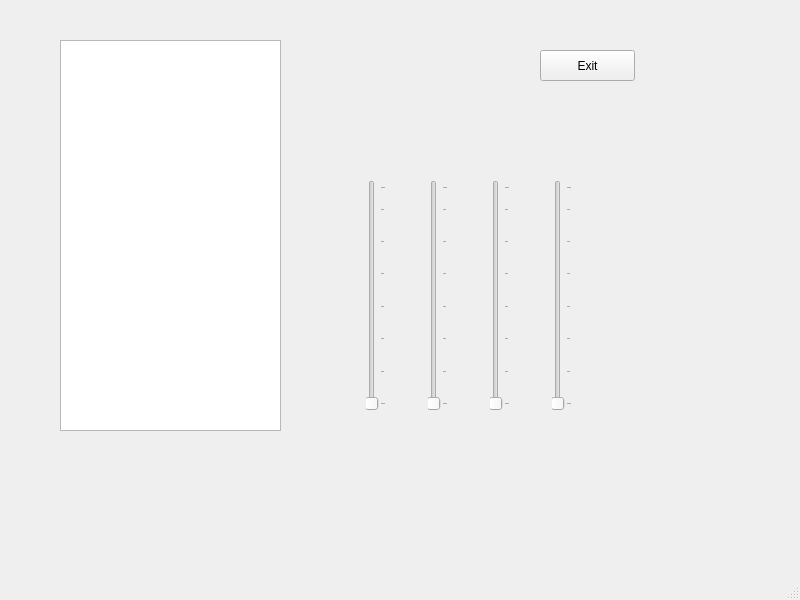
The window that control/control.ui (jgrahsl/stereovision) describes before a commit, drawn with Qt 5.
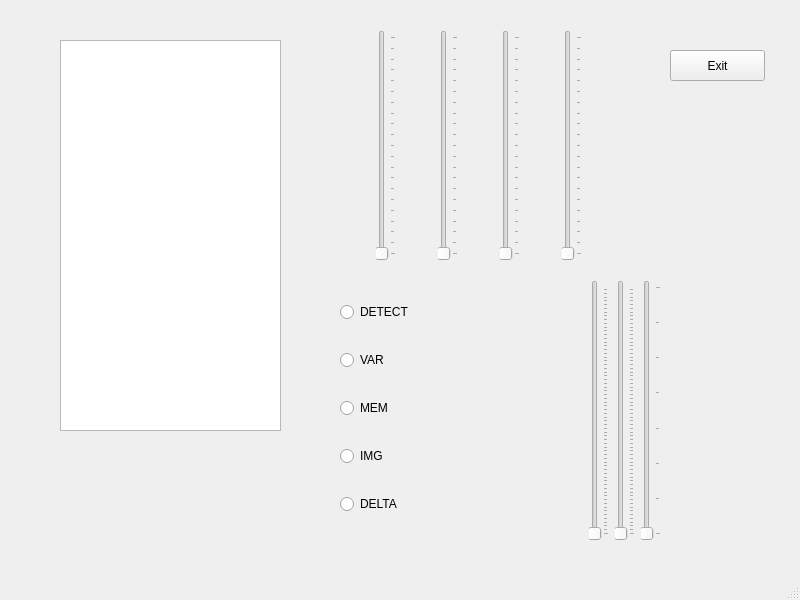
The same window after the commit.

Patch:
```diff
--- a/control/control.ui
+++ b/control/control.ui
@@ -30,7 +30,7 @@
    <widget class="QPushButton" name="pushButton_exit">
     <property name="geometry">
      <rect>
-      <x>540</x>
+      <x>670</x>
       <y>50</y>
       <width>95</width>
       <height>31</height>
@@ -43,8 +43,8 @@
    <widget class="QWidget" name="horizontalLayoutWidget">
     <property name="geometry">
      <rect>
-      <x>330</x>
-      <y>180</y>
+      <x>340</x>
+      <y>30</y>
       <width>281</width>
       <height>231</height>
      </rect>
@@ -71,7 +71,7 @@
         <enum>QSlider::TicksBelow</enum>
        </property>
        <property name="tickInterval">
-        <number>3</number>
+        <number>1</number>
        </property>
       </widget>
      </item>
@@ -96,7 +96,7 @@
         <enum>QSlider::TicksBelow</enum>
        </property>
        <property name="tickInterval">
-        <number>3</number>
+        <number>1</number>
        </property>
       </widget>
      </item>
@@ -121,7 +121,7 @@
         <enum>QSlider::TicksBelow</enum>
        </property>
        <property name="tickInterval">
-        <number>3</number>
+        <number>1</number>
        </property>
       </widget>
      </item>
@@ -146,12 +146,142 @@
         <enum>QSlider::TicksBelow</enum>
        </property>
        <property name="tickInterval">
-        <number>3</number>
+        <number>1</number>
        </property>
       </widget>
      </item>
     </layout>
    </widget>
+   <widget class="QWidget" name="horizontalLayoutWidget_3">
+    <property name="geometry">
+     <rect>
+      <x>340</x>
+      <y>280</y>
+      <width>321</width>
+      <height>261</height>
+     </rect>
+    </property>
+    <layout class="QHBoxLayout" name="horizontalLayout_2">
+     <item>
+      <layout class="QVBoxLayout" name="verticalLayout">
+       <item>
+        <widget class="QRadioButton" name="radioButton">
+         <property name="text">
+          <string>DETECT</string>
+         </property>
+        </widget>
+       </item>
+       <item>
+        <widget class="QRadioButton" name="radioButton_2">
+         <property name="text">
+          <string>VAR</string>
+         </property>
+        </widget>
+       </item>
+       <item>
+        <widget class="QRadioButton" name="radioButton_3">
+         <property name="text">
+          <string>MEM</string>
+         </property>
+        </widget>
+       </item>
+       <item>
+        <widget class="QRadioButton" name="radioButton_4">
+         <property name="text">
+          <string>IMG</string>
+         </property>
+        </widget>
+       </item>
+       <item>
+        <widget class="QRadioButton" name="radioButton_5">
+         <property name="text">
+          <string>DELTA</string>
+         </property>
+        </widget>
+       </item>
+      </layout>
+     </item>
+     <item>
+      <layout class="QHBoxLayout" name="horizontalLayout">
+       <item>
+        <widget class="QSlider" name="motion_p01">
+         <property name="minimum">
+          <number>0</number>
+         </property>
+         <property name="maximum">
+          <number>65535</number>
+         </property>
+         <property name="orientation">
+          <enum>Qt::Vertical</enum>
+         </property>
+         <property name="invertedAppearance">
+          <bool>false</bool>
+         </property>
+         <property name="invertedControls">
+          <bool>false</bool>
+         </property>
+         <property name="tickPosition">
+          <enum>QSlider::TicksBelow</enum>
+         </property>
+         <property name="tickInterval">
+          <number>1000</number>
+         </property>
+        </widget>
+       </item>
+       <item>
+        <widget class="QSlider" name="motion_p23">
+         <property name="minimum">
+          <number>0</number>
+         </property>
+         <property name="maximum">
+          <number>65535</number>
+         </property>
+         <property name="orientation">
+          <enum>Qt::Vertical</enum>
+         </property>
+         <property name="invertedAppearance">
+          <bool>false</bool>
+         </property>
+         <property name="invertedControls">
+          <bool>false</bool>
+         </property>
+         <property name="tickPosition">
+          <enum>QSlider::TicksBelow</enum>
+         </property>
+         <property name="tickInterval">
+          <number>1000</number>
+         </property>
+        </widget>
+       </item>
+       <item>
+        <widget class="QSlider" name="motion_p4">
+         <property name="minimum">
+          <number>0</number>
+         </property>
+         <property name="maximum">
+          <number>7</number>
+         </property>
+         <property name="orientation">
+          <enum>Qt::Vertical</enum>
+         </property>
+         <property name="invertedAppearance">
+          <bool>false</bool>
+         </property>
+         <property name="invertedControls">
+          <bool>false</bool>
+         </property>
+         <property name="tickPosition">
+          <enum>QSlider::TicksBelow</enum>
+         </property>
+         <property name="tickInterval">
+          <number>1</number>
+         </property>
+        </widget>
+       </item>
+      </layout>
+     </item>
+    </layout>
+   </widget>
   </widget>
   <widget class="QMenuBar" name="menubar">
    <property name="geometry">
```
